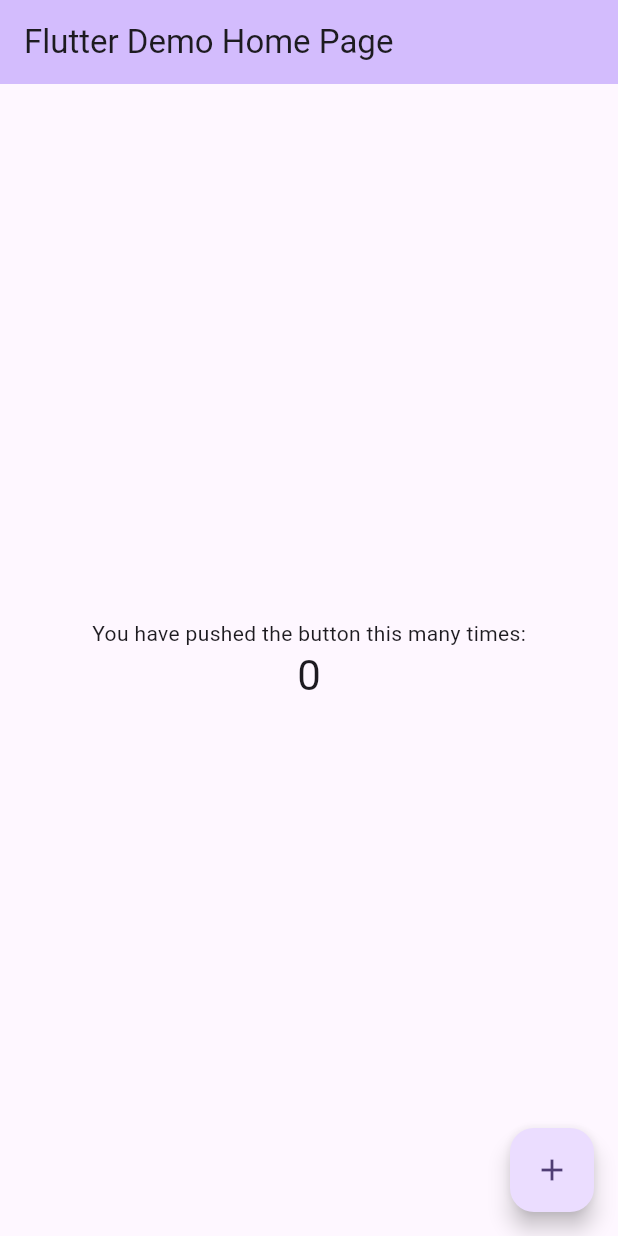
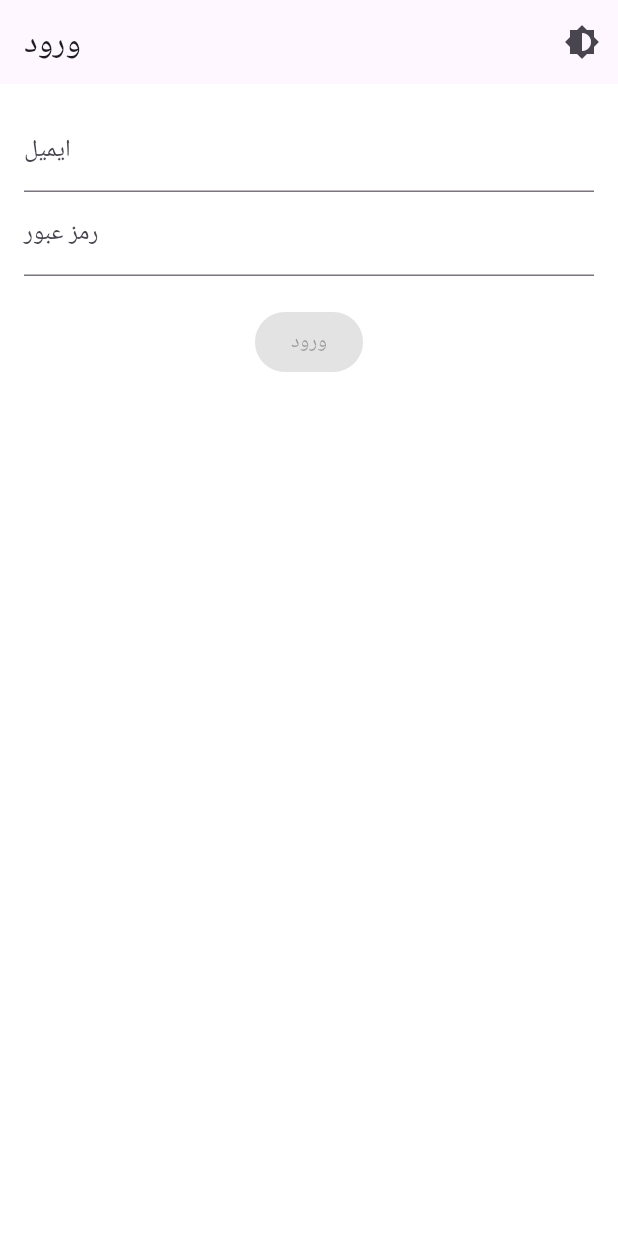
Before and after one commit to iManYarahmadi/crypto_hub, a Flutter app: the screen it shows after launch, on a phone screen of 412 x 824 dp. Run offline on Flutter 3.47's test engine with Material 3 defaults, Android fonts, the phone set to English and light mode, and no system bars; our stand-ins replace dartz, dio, flutter_bloc, freezed_annotation, get_it, go_router and 2 more; generated files the repository leaves out were written again.

Commit message:
update(crypto_hub):impl bloc classes and update dependency --impl bloc classes to handle state and event --impl login validation to handle email and password validation --Impl login screen --impl theme cubit and main to handle theme

```diff
--- /dev/null
+++ b/lib/features/auth/login/presentation/blocs/login/login_bloc.dart
@@ -0,0 +1,25 @@
+import 'package:cryptohub/features/auth/login/data/params/login_params_model.dart';
+import 'package:cryptohub/features/auth/login/domain/usecases/login_usecase.dart';
+import 'package:flutter_bloc/flutter_bloc.dart' show Bloc;
+
+import 'login_event.dart';
+import 'login_state.dart';
+
+class LoginBloc extends Bloc<LoginEvent, LoginState> {
+  final LoginUseCase loginUseCase;
+
+  LoginBloc(this.loginUseCase) : super(const LoginState.initial()) {
+    on<LoginEvent>((event, emit) async {
+      await event.when(
+        loginSubmitted: (email, password) async {
+          emit(const LoginState.loading());
+          final result = await loginUseCase(LoginParamsModel(email: email, password: password));
+          result.fold(
+                (failure) => emit(LoginState.error(failure.message)),
+                (loginEntity) => emit(LoginState.success(loginEntity)),
+          );
+        },
+      );
+    });
+  }
+}
--- /dev/null
+++ b/lib/features/auth/login/presentation/blocs/login/login_event.dart
@@ -0,0 +1,11 @@
+import 'package:freezed_annotation/freezed_annotation.dart';
+
+part 'login_event.freezed.dart';
+
+@freezed
+class LoginEvent with _$LoginEvent {
+  const factory LoginEvent.loginSubmitted({
+    required String email,
+    required String password,
+  }) = _LoginSubmitted;
+}
--- /dev/null
+++ b/lib/features/auth/login/presentation/blocs/login/login_state.dart
@@ -0,0 +1,12 @@
+import 'package:cryptohub/features/auth/login/domain/entities/login_entity.dart';
+import 'package:freezed_annotation/freezed_annotation.dart';
+
+part 'login_state.freezed.dart';
+
+@freezed
+class LoginState with _$LoginState {
+  const factory LoginState.initial() = _Initial;
+  const factory LoginState.loading() = _Loading;
+  const factory LoginState.success(LoginEntity loginEntity) = _Success;
+  const factory LoginState.error(String message) = _Error;
+}
--- /dev/null
+++ b/lib/features/auth/login/presentation/screens/login_screen.dart
@@ -0,0 +1,136 @@
+import 'package:cryptohub/core/di/injection.dart';
+import 'package:cryptohub/core/services/storage_service.dart';
+import 'package:cryptohub/features/auth/login/presentation/blocs/login/login_bloc.dart';
+import 'package:cryptohub/features/auth/login/presentation/blocs/login/login_event.dart';
+import 'package:cryptohub/features/auth/login/presentation/blocs/login/login_state.dart';
+import 'package:cryptohub/presentation/blocs/themes/theme_cubit.dart';
+import 'package:cryptohub/presentation/validation/login_validation.dart';
+import 'package:flutter/material.dart';
+import 'package:flutter_bloc/flutter_bloc.dart';
+import 'package:rxdart/rxdart.dart';
+
+class LoginScreen extends StatefulWidget {
+  @override
+  _LoginScreenState createState() => _LoginScreenState();
+}
+
+class _LoginScreenState extends State<LoginScreen> {
+  final LoginValidation _validation = LoginValidation();
+  final TextEditingController _emailController = TextEditingController();
+  final TextEditingController _passwordController = TextEditingController();
+  final StorageService _storageService = sl<StorageService>();
+
+  @override
+  void initState() {
+    super.initState();
+    _emailController.addListener(() {
+      _validation.changeEmail(_emailController.text);
+    });
+    _passwordController.addListener(() {
+      _validation.changePassword(_passwordController.text);
+    });
+  }
+
+  @override
+  void dispose() {
+    _validation.dispose();
+    _emailController.dispose();
+    _passwordController.dispose();
+    super.dispose();
+  }
+
+  @override
+  Widget build(BuildContext context) {
+    return BlocProvider(
+      create: (_) => sl<LoginBloc>(),
+      child: Scaffold(
+        appBar: AppBar(
+          title: const Text('ورود'),
+          actions: [
+            IconButton(
+              icon: Icon(Icons.brightness_6),
+              onPressed: () => context.read<ThemeCubit>().toggleTheme(),
+            ),
+          ],
+        ),
+        body: Padding(
+          padding: const EdgeInsets.all(16.0),
+          child: BlocConsumer<LoginBloc, LoginState>(
+            listener: (context, state) {
+              state.when(
+                initial: () {},
+                loading: () {},
+                success: (loginEntity) {
+                  _storageService.saveToken(loginEntity.token);
+                  ScaffoldMessenger.of(context).showSnackBar(
+                    SnackBar(content: Text('ورود موفق: }')),
+                  );
+                },
+                error: (message) {
+                  ScaffoldMessenger.of(context).showSnackBar(
+                    SnackBar(content: Text('خطا: $message')),
+                  );
+                },
+              );
+            },
+            builder: (context, state) {
+              return Column(
+                children: [
+                  StreamBuilder<String>(
+                    stream: _validation.email,
+                    builder: (context, snapshot) {
+                      return TextField(
+                        controller: _emailController,
+                        decoration: InputDecoration(
+                          labelText: 'ایمیل',
+                          errorText: snapshot.hasError ? snapshot.error.toString() : null,
+                        ),
+                        keyboardType: TextInputType.emailAddress,
+                      );
+                    },
+                  ),
+                  StreamBuilder<String>(
+                    stream: _validation.password,
+                    builder: (context, snapshot) {
+                      return TextField(
+                        controller: _passwordController,
+                        decoration: InputDecoration(
+                          labelText: 'رمز عبور',
+                          errorText: snapshot.hasError ? snapshot.error.toString() : null,
+                        ),
+                        obscureText: true,
+                      );
+                    },
+                  ),
+                  const SizedBox(height: 20),
+                  StreamBuilder<bool>(
+                    stream: _validation.isFormValid,
+                    initialData: false,
+                    builder: (context, snapshot) {
+                      return state.maybeWhen(
+                        loading: () => const CircularProgressIndicator(),
+                        orElse: () => ElevatedButton(
+                          onPressed: snapshot.data == true
+                              ? () {
+                            context.read<LoginBloc>().add(
+                              LoginEvent.loginSubmitted(
+                                email: _emailController.text,
+                                password: _passwordController.text,
+                              ),
+                            );
+                          }
+                              : null,
+                          child: const Text('ورود'),
+                        ),
+                      );
+                    },
+                  ),
+                ],
+              );
+            },
+          ),
+        ),
+      ),
+    );
+  }
+}
--- a/lib/main.dart
+++ b/lib/main.dart
@@ -1,122 +1,33 @@
+// lib/main.dart
+import 'package:cryptohub/core/di/injection.dart' show setupDependencies, sl;
+import 'package:cryptohub/presentation/blocs/themes/theme_cubit.dart';
 import 'package:flutter/material.dart';
+import 'package:flutter_bloc/flutter_bloc.dart';
+
+import 'core/theme/app_theme.dart';
+import 'presentation/routes/app_router.dart';
+
 
 void main() {
-  runApp(const MyApp());
+  setupDependencies();
+  runApp(MyApp());
 }
 
 class MyApp extends StatelessWidget {
-  const MyApp({super.key});
-
-  // This widget is the root of your application.
   @override
   Widget build(BuildContext context) {
-    return MaterialApp(
-      title: 'Flutter Demo',
-      theme: ThemeData(
-        // This is the theme of your application.
-        //
-        // TRY THIS: Try running your application with "flutter run". You'll see
-        // the application has a purple toolbar. Then, without quitting the app,
-        // try changing the seedColor in the colorScheme below to Colors.green
-        // and then invoke "hot reload" (save your changes or press the "hot
-        // reload" button in a Flutter-supported IDE, or press
-        // the command line to start the app).
-        //
-        // Notice that the counter didn't reset back to zero; the application
-        // state is not lost during the reload. To reset the state, use hot
-        // restart instead.
-        //
-        // This works for code too, not just values: Most code changes can be
-        // tested with just a hot reload.
-        colorScheme: ColorScheme.fromSeed(seedColor: Colors.deepPurple),
+    return BlocProvider(
+      create: (_) => sl<ThemeCubit>(),
+      child: BlocBuilder<ThemeCubit, ThemeMode>(
+        builder: (context, themeMode) {
+          return MaterialApp.router(
+            theme: AppTheme.lightTheme,
+            darkTheme: AppTheme.darkTheme,
+            themeMode: themeMode,
+            routerConfig: appRouter,
+          );
+        },
       ),
-      home: const MyHomePage(title: 'Flutter Demo Home Page'),
     );
   }
 }
-
-class MyHomePage extends StatefulWidget {
-  const MyHomePage({super.key, required this.title});
-
-  // This widget is the home page of your application. It is stateful, meaning
-  // that it has a State object (defined below) that contains fields that affect
-  // how it looks.
-
-  // This class is the configuration for the state. It holds the values (in this
-  // case the title) provided by the parent (in this case the App widget) and
-  // used by the build method of the State. Fields in a Widget subclass are
-  // always marked "final".
-
-  final String title;
-
-  @override
-  State<MyHomePage> createState() => _MyHomePageState();
-}
-
-class _MyHomePageState extends State<MyHomePage> {
-  int _counter = 0;
-
-  void _incrementCounter() {
-    setState(() {
-      // This call to setState tells the Flutter framework that something has
-      // changed in this State, which causes it to rerun the build method below
-      // so that the display can reflect the updated values. If we changed
-      // _counter without calling setState(), then the build method would not be
-      // called again, and so nothing would appear to happen.
-      _counter++;
-    });
-  }
-
-  @override
-  Widget build(BuildContext context) {
-    // This method is rerun every time setState is called, for instance as done
-    // by the _incrementCounter method above.
-    //
-    // The Flutter framework has been optimized to make rerunning build methods
-    // fast, so that you can just rebuild anything that needs updating rather
-    // than having to individually change instances of widgets.
-    return Scaffold(
-      appBar: AppBar(
-        // TRY THIS: Try changing the color here to a specific color (to
-        // Colors.amber, perhaps?) and trigger a hot reload to see the AppBar
-        // change color while the other colors stay the same.
-        backgroundColor: Theme.of(context).colorScheme.inversePrimary,
-        // Here we take the value from the MyHomePage object that was created by
-        // the App.build method, and use it to set our appbar title.
-        title: Text(widget.title),
-      ),
-      body: Center(
-        // Center is a layout widget. It takes a single child and positions it
-        // in the middle of the parent.
-        child: Column(
-          // Column is also a layout widget. It takes a list of children and
-          // arranges them vertically. By default, it sizes itself to fit its
-          // children horizontally, and tries to be as tall as its parent.
-          //
-          // Column has various properties to control how it sizes itself and
-          // how it positions its children. Here we use mainAxisAlignment to
-          // center the children vertically; the main axis here is the vertical
-          // axis because Columns are vertical (the cross axis would be
-          // horizontal).
-          //
-          // TRY THIS: Invoke "debug painting" (choose the "Toggle Debug Paint"
-          // action in the IDE, or press "p" in the console), to see the
-          // wireframe for each widget.
-          mainAxisAlignment: MainAxisAlignment.center,
-          children: <Widget>[
-            const Text('You have pushed the button this many times:'),
-            Text(
-              '$_counter',
-              style: Theme.of(context).textTheme.headlineMedium,
-            ),
-          ],
-        ),
-      ),
-      floatingActionButton: FloatingActionButton(
-        onPressed: _incrementCounter,
-        tooltip: 'Increment',
-        child: const Icon(Icons.add),
-      ), // This trailing comma makes auto-formatting nicer for build methods.
-    );
-  }
-}
--- /dev/null
+++ b/lib/presentation/blocs/themes/theme_cubit.dart
@@ -0,0 +1,10 @@
+import 'package:flutter/material.dart' show ThemeMode;
+import 'package:flutter_bloc/flutter_bloc.dart' show Cubit;
+
+class ThemeCubit extends Cubit<ThemeMode> {
+  ThemeCubit() : super(ThemeMode.light);
+
+  void toggleTheme() {
+    emit(state == ThemeMode.light ? ThemeMode.dark : ThemeMode.light);
+  }
+}
--- /dev/null
+++ b/lib/presentation/validation/login_validation.dart
@@ -0,0 +1,46 @@
+// lib/presentation/validation/login_validation.dart
+import 'dart:async';
+
+import 'package:rxdart/rxdart.dart';
+
+class LoginValidation {
+  final _email = BehaviorSubject<String>();
+  final _password = BehaviorSubject<String>();
+
+  Stream<String> get email => _email.stream.transform(_validateEmail);
+  Stream<String> get password => _password.stream.transform(_validatePassword);
+
+  Stream<bool> get isFormValid =>
+      CombineLatestStream.combine2(email, password, (e, p) => true).onErrorReturn(false);
+
+  Function(String) get changeEmail => _email.sink.add;
+  Function(String) get changePassword => _password.sink.add;
+
+  static final _validateEmail = StreamTransformer<String, String>.fromHandlers(
+    handleData: (email, sink) {
+      const emailPattern = r'^[a-zA-Z0-9._%+-]+@[a-zA-Z0-9.-]+\.[a-zA-Z]{2,}$';
+      if (email.isEmpty) {
+        sink.addError('ایمیل نمی‌تونه خالی باشه');
+      } else if (!RegExp(emailPattern).hasMatch(email)) {
+        sink.addError('لطفاً یه ایمیل معتبر وارد کن');
+      } else {
+        sink.add(email);
+      }
+    },
+  );
+
+  static final _validatePassword = StreamTransformer<String, String>.fromHandlers(
+    handleData: (password, sink) {
+      if (password.length < 6) {
+        sink.addError('رمز عبور باید حداقل 6 کاراکتر باشه');
+      } else {
+        sink.add(password);
+      }
+    },
+  );
+
+  void dispose() {
+    _email.close();
+    _password.close();
+  }
+}
```
Also changed, not shown: lib/core/di/injection.dart (+19 -0 lines).
